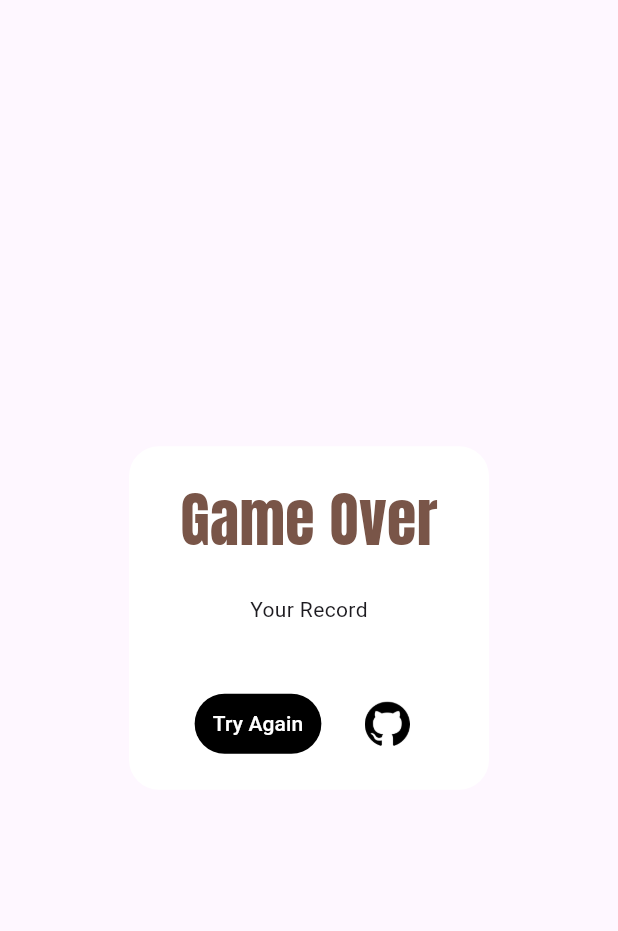
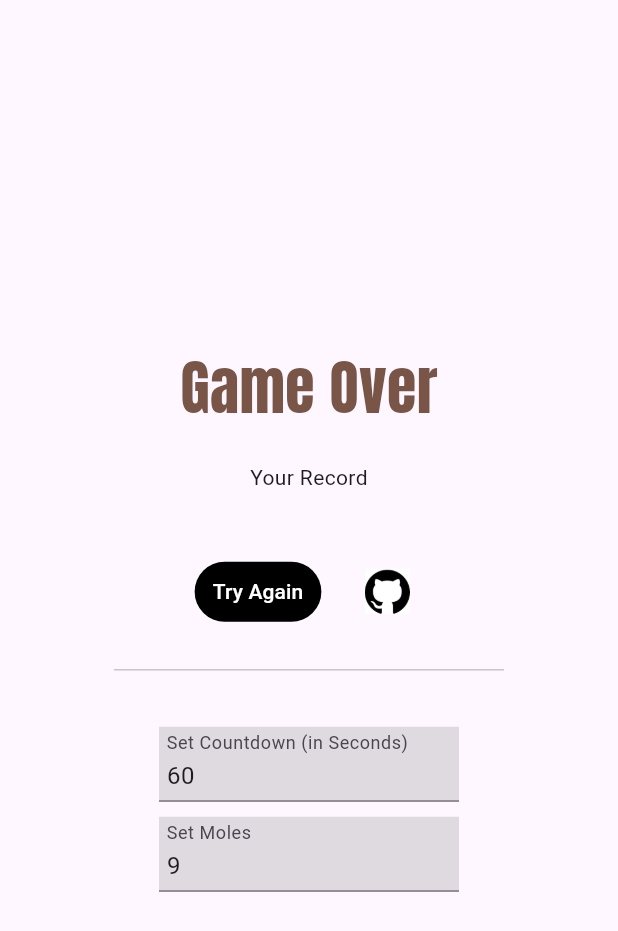
Before and after one commit to Nialixus/inidia.app, a Flutter app: the GameoverView widget shown alone on an empty page, opened directly with empty values, on a phone screen of 412 x 824 dp. Shown: the top 931 px of the screen. Run offline on Flutter 3.47's test engine with Material 3 defaults, Android fonts, the light colour scheme and no system bars.

Commit message:
update game over layout

```diff
--- a/lib/games/whack_a_mole/controllers/level_controller.dart
+++ b/lib/games/whack_a_mole/controllers/level_controller.dart
@@ -3,17 +3,24 @@ part of '../main.dart';
 class LevelController extends ChangeNotifier {
   LevelController({
     Duration initialDuration = const Duration(minutes: 1),
-    int totalMoles = 15,
-  })  : _initialDuration = initialDuration,
+    int totalMoles = 9,
+  })  : _duration = initialDuration,
         _length = totalMoles;
 
-  final Duration _initialDuration;
+  final Duration _duration;
   final int _length;
 
-  late Duration countdown = _initialDuration;
+  late Duration countdown = _duration;
   late List<MoleModel> moles = [
     for (int i = 0; i < _length; i++) MoleModel(index: i)
   ];
+
+  DateTime? _startedAt;
+  DateTime? _stoppedAt;
+  Duration? get result {
+    if (_startedAt == null || _stoppedAt == null) return null;
+    return _stoppedAt!.difference(_startedAt!);
+  }
 
   bool get isGameOver {
     final result = countdown.inSeconds <= 0;
@@ -24,16 +31,9 @@ class LevelController extends ChangeNotifier {
     return result;
   }
 
-  DateTime? _startedAt;
-  DateTime? _stoppedAt;
-  Duration? get result {
-    if (_startedAt == null || _stoppedAt == null) return null;
-    return _stoppedAt!.difference(_startedAt!);
-  }
-
   Future<void> start({bool isFirstTime = true}) async {
     if (isFirstTime) {
-      countdown = _initialDuration;
+      countdown = _duration;
       _startedAt = DateTime.now();
     }
     if (!isGameOver) {
--- a/lib/games/whack_a_mole/main.dart
+++ b/lib/games/whack_a_mole/main.dart
@@ -2,6 +2,7 @@ library whack_a_mole;
 
 import 'dart:math';
 import 'package:flutter/material.dart';
+import 'package:flutter/services.dart';
 import 'package:url_launcher/url_launcher.dart';
 
 part 'controllers/level_controller.dart';
--- a/lib/games/whack_a_mole/views/game_over_view.dart
+++ b/lib/games/whack_a_mole/views/game_over_view.dart
@@ -1,17 +1,28 @@
 part of '../main.dart';
 
-class GameoverView extends StatelessWidget {
+class GameoverView extends StatefulWidget {
   const GameoverView({super.key, required this.controller});
   final LevelController controller;
 
   @override
+  State<GameoverView> createState() => _GameoverViewState();
+}
+
+class _GameoverViewState extends State<GameoverView> {
+  late final countdown = TextEditingController(
+    text: widget.controller._duration.inSeconds.toString(),
+  );
+
+  late final moles = TextEditingController(
+    text: widget.controller._length.toString(),
+  );
+
+  @override
   Widget build(BuildContext context) {
-    return SelectionArea(
-      child: Center(
+    return Center(
       child: Material(
-          color: Colors.white,
-          borderRadius: BorderRadius.circular(20.0),
-          child: Padding(
+        child: Container(
+          width: 300.0,
           padding: const EdgeInsets.all(20.0),
           child: Column(
             mainAxisSize: MainAxisSize.min,
@@ -34,7 +45,7 @@ class GameoverView extends StatelessWidget {
                     text: 'Your Record\n',
                     children: [
                       TextSpan(
-                          text: controller.result
+                        text: widget.controller.result
                             ?.toString()
                             .replaceAll(RegExp(r'^\d+:|(?=\.).*'), ''),
                       )
@@ -47,10 +58,7 @@ class GameoverView extends StatelessWidget {
                 mainAxisSize: MainAxisSize.min,
                 children: [
                   TextButton(
-                      onPressed: () {
-                        Navigator.of(context).pop();
-                        controller.start();
-                      },
+                    onPressed: onTap,
                     style: const ButtonStyle(
                       backgroundColor: MaterialStatePropertyAll(Colors.black),
                     ),
@@ -77,11 +85,50 @@ class GameoverView extends StatelessWidget {
                   ),
                 ],
               ),
+              const Divider(height: kToolbarHeight),
+              for (int i = 0; i < 2; i++)
+                Container(
+                  margin: const EdgeInsets.only(top: 10.0),
+                  color: Colors.black12,
+                  width: 200.0,
+                  height: 50.0,
+                  child: TextField(
+                    maxLength: 4,
+                    controller: [countdown, moles][i],
+                    onSubmitted: (_) => onTap(),
+                    inputFormatters: [FilteringTextInputFormatter.digitsOnly],
+                    decoration: InputDecoration(
+                      contentPadding: const EdgeInsets.all(5.0),
+                      labelText: ['Set Countdown (in Seconds)', 'Set Moles'][i],
+                      counterText: '',
+                    ),
+                  ),
+                )
             ],
-            ),
           ),
         ),
       ),
     );
   }
+
+  void onTap() {
+    Navigator.pushReplacement(
+      context,
+      MaterialPageRoute(
+        builder: (_) => LevelView(
+          moles: int.parse(moles.text),
+          duration: Duration(
+            seconds: int.parse(countdown.text),
+          ),
+        ),
+      ),
+    );
   }
+
+  @override
+  void dispose() {
+    countdown.dispose();
+    moles.dispose();
+    super.dispose();
+  }
+}
--- a/lib/games/whack_a_mole/views/level_view.dart
+++ b/lib/games/whack_a_mole/views/level_view.dart
@@ -29,6 +29,7 @@ class _LevelViewState extends State<LevelView> {
         if (controller.isGameOver && !isDialogShown) {
           isDialogShown = true;
           await showDialog(
+            barrierDismissible: false,
             context: context,
             builder: (_) => GameoverView(controller: controller),
           );
--- a/lib/games/whack_a_mole/views/mole_view.dart
+++ b/lib/games/whack_a_mole/views/mole_view.dart
@@ -20,21 +20,34 @@ class MoleView extends StatelessWidget {
         width: size.width,
         height: size.height,
         child: Stack(
+          alignment: Alignment.center,
           children: [
             Positioned.fill(
               child: Image.asset(
                 'assets/games/whack_a_mole/bg_hole.png',
               ),
             ),
+            if (data.type != MoleType.none)
               Positioned.fill(
-              child: Builder(
-                builder: (_) {
-                  if (data.type == MoleType.none) return const SizedBox();
-                  return Image.asset(
+                child: ClipRect(
+                  clipper: MoleArea(),
+                  child: TweenAnimationBuilder(
+                    key: Key(data.type.name),
+                    curve: Curves.easeInOut,
+                    tween: Tween(begin: size.height, end: 0.0),
+                    duration: const Duration(milliseconds: 300),
+                    builder: (_, value, child) {
+                      if (data.isTapped) return child!;
+                      return Transform.translate(
+                        offset: Offset(0.0, value),
+                        child: child!,
+                      );
+                    },
+                    child: Image.asset(
                       'assets/games/whack_a_mole/'
                       'char_${data.type.name}_mole.png',
-                  );
-                },
+                    ),
+                  ),
                 ),
               ),
             if (data.isTapped)
@@ -49,7 +62,9 @@ class MoleView extends StatelessWidget {
                     );
                   },
                   child: Image.asset(
-                        'assets/games/whack_a_mole/fx_${data.type.name}.png')),
+                    'assets/games/whack_a_mole/fx_${data.type.name}.png',
+                  ),
+                ),
               )
           ],
         ),
@@ -57,3 +72,19 @@ class MoleView extends StatelessWidget {
     );
   }
 }
+
+class MoleArea extends CustomClipper<Rect> {
+  @override
+  Rect getClip(Size size) {
+    return Rect.fromLTRB(
+      0,
+      0,
+      size.width,
+      size.height * 0.65,
+    );
+  }
+
+  @override
+  bool shouldReclip(covariant CustomClipper<Rect> oldClipper) =>
+      oldClipper != this;
+}
```
Also changed, not shown: 1 other file. Lines whose indentation alone changed are shown as unchanged.
